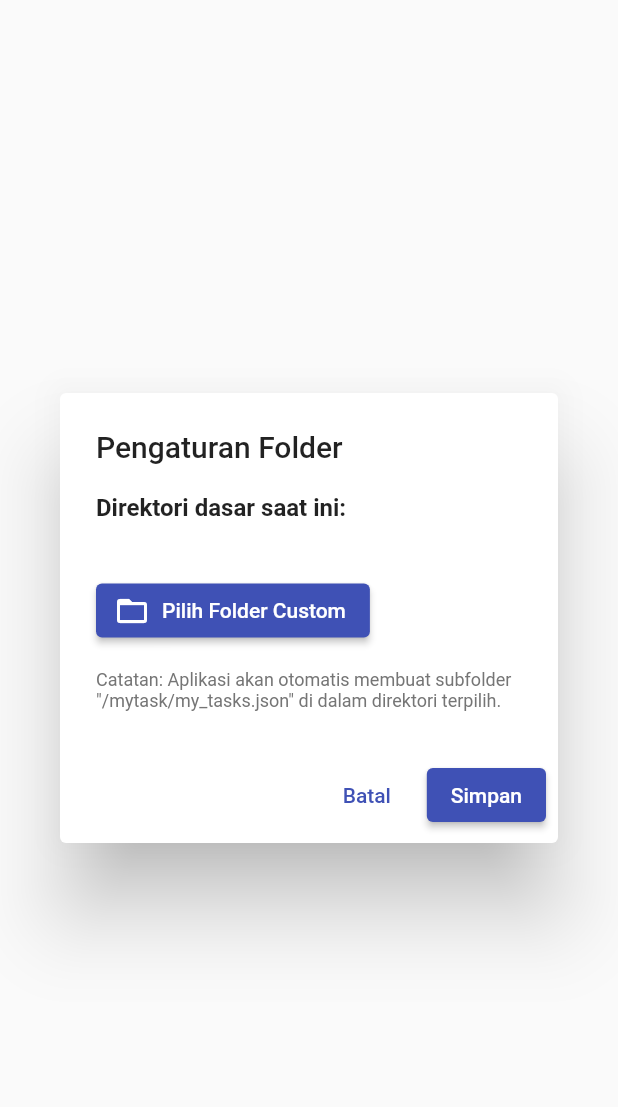
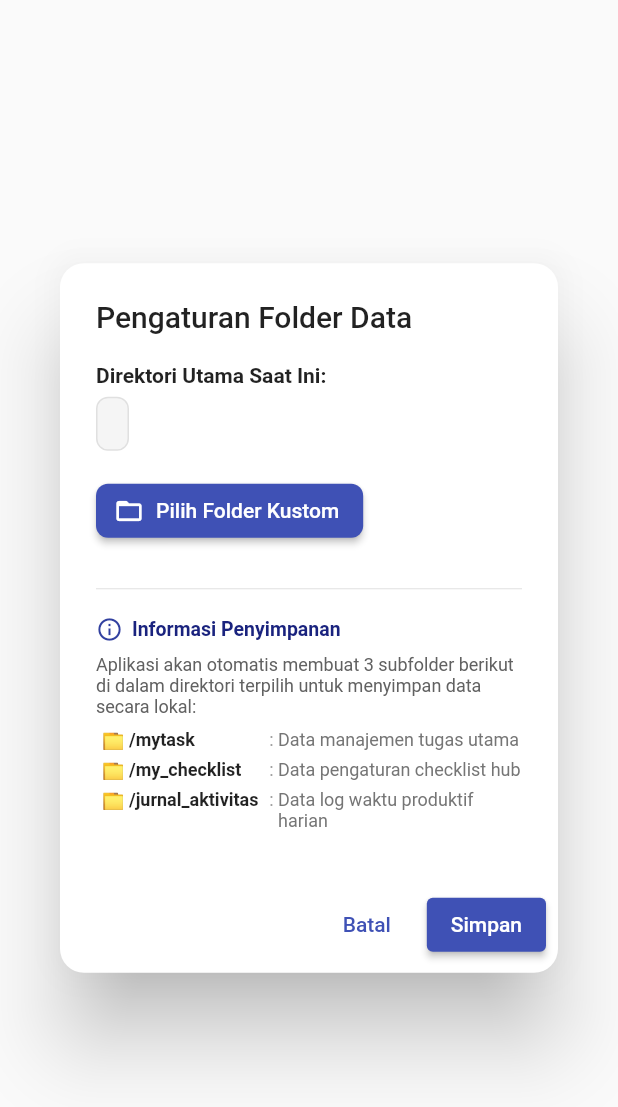
Before and after one commit to Greenson22/Rutinitas--My-Task-, a Flutter app: the SettingsDialog widget shown alone on an empty page, opened directly with empty values, on a phone screen of 412 x 824 dp. Shown: the top 1107 px of the screen. Run offline on Flutter 3.47's test engine with Material 3 defaults, Android fonts, the phone set to English and light mode, and no system bars; our stand-ins replace file_picker, package_info_plus, shared_preferences; accounts and stored records are empty.

Commit message:
refactor: update deskripsi penyimpanan pada SettingsDialog
Mengganti teks catatan di bagian bawah SettingsDialog menjadi daftar informatif yang merinci pembuatan tiga subfolder otomatis (/mytask, /my_checklist, dan /jurnal_aktivitas).

Meningkatkan keterbacaan antarmuka dengan menambahkan helper widget untuk menampilkan daftar folder secara rapi dan memperjelas lokasi penyimpanan data lokal aplikasi kepada pengguna.

```diff
--- a/lib/features/task_master/presentation/widgets/settings_dialog.dart
+++ b/lib/features/task_master/presentation/widgets/settings_dialog.dart
@@ -1,5 +1,7 @@
+// lib/features/task_master/presentation/widgets/settings_dialog.dart
+
 import 'package:flutter/material.dart';
-import 'package:file_picker/file_picker.dart'; // Import package baru
+import 'package:file_picker/file_picker.dart';
 
 class SettingsDialog extends StatefulWidget {
   final String currentBaseDir;
@@ -24,7 +26,6 @@ class _SettingsDialogState extends State<SettingsDialog> {
     _tempSelection = widget.currentBaseDir;
   }
 
-  // Fungsi untuk membuka file picker khusus folder
   Future<void> _pickDirectory() async {
     String? selectedDirectory = await FilePicker.getDirectoryPath();
 
@@ -38,33 +39,82 @@ class _SettingsDialogState extends State<SettingsDialog> {
   @override
   Widget build(BuildContext context) {
     return AlertDialog(
-      title: const Text('Pengaturan Folder'),
-      content: Column(
+      shape: RoundedRectangleBorder(borderRadius: BorderRadius.circular(16)),
+      title: const Text('Pengaturan Folder Data'),
+      content: SingleChildScrollView(
+        child: Column(
           mainAxisSize: MainAxisSize.min,
           crossAxisAlignment: CrossAxisAlignment.start,
           children: [
             const Text(
-            'Direktori dasar saat ini:',
-            style: TextStyle(fontWeight: FontWeight.bold),
+              'Direktori Utama Saat Ini:',
+              style: TextStyle(fontWeight: FontWeight.bold, fontSize: 14),
             ),
-          const SizedBox(height: 5),
-          Text(
+            const SizedBox(height: 6),
+            Container(
+              padding: const EdgeInsets.all(10),
+              decoration: BoxDecoration(
+                color: Colors.grey[100],
+                borderRadius: BorderRadius.circular(8),
+                border: Border.all(color: Colors.grey.shade300),
+              ),
+              child: Text(
                 _tempSelection,
-            style: const TextStyle(color: Colors.blueGrey, fontSize: 13),
+                style: const TextStyle(
+                  color: Colors.blueGrey,
+                  fontSize: 12,
+                  fontFamily: 'monospace',
                 ),
-          const SizedBox(height: 15),
+              ),
+            ),
+            const SizedBox(height: 16),
             ElevatedButton.icon(
               onPressed: _pickDirectory,
-            icon: const Icon(Icons.folder_open),
-            label: const Text('Pilih Folder Custom'),
-            style: ElevatedButton.styleFrom(backgroundColor: Colors.indigo),
+              icon: const Icon(Icons.folder_open, size: 20),
+              label: const Text('Pilih Folder Kustom'),
+              style: ElevatedButton.styleFrom(
+                backgroundColor: Colors.indigo,
+                shape: RoundedRectangleBorder(
+                  borderRadius: BorderRadius.circular(8),
                 ),
-          const SizedBox(height: 15),
+              ),
+            ),
+            const SizedBox(height: 20),
+            const Divider(),
+            const SizedBox(height: 10),
+
+            // === PERBAIKAN TEKS CATATAN INFORMASI FOLDER ===
+            Row(
+              children: [
+                Icon(Icons.info_outline, color: Colors.indigo[700], size: 18),
+                const SizedBox(width: 6),
                 Text(
-            'Catatan: Aplikasi akan otomatis membuat subfolder "/mytask/my_tasks.json" di dalam direktori terpilih.',
-            style: TextStyle(color: Colors.grey[600], fontSize: 12),
+                  'Informasi Penyimpanan',
+                  style: TextStyle(
+                    fontWeight: FontWeight.bold,
+                    color: Colors.indigo[900],
+                    fontSize: 13,
+                  ),
                 ),
               ],
+            ),
+            const SizedBox(height: 8),
+            Text(
+              'Aplikasi akan otomatis membuat 3 subfolder berikut di dalam direktori terpilih untuk menyimpan data secara lokal:',
+              style: TextStyle(color: Colors.grey[700], fontSize: 12),
+            ),
+            const SizedBox(height: 8),
+            _buildFolderInfoItem('📁 /mytask', 'Data manajemen tugas utama'),
+            _buildFolderInfoItem(
+              '📁 /my_checklist',
+              'Data pengaturan checklist hub',
+            ),
+            _buildFolderInfoItem(
+              '📁 /jurnal_aktivitas',
+              'Data log waktu produktif harian',
+            ),
+          ],
+        ),
       ),
       actions: [
         TextButton(
@@ -76,9 +126,41 @@ class _SettingsDialogState extends State<SettingsDialog> {
             widget.onSave(_tempSelection);
             Navigator.pop(context);
           },
-          child: const Text('Simpan'),
+          style: ElevatedButton.styleFrom(backgroundColor: Colors.indigo),
+          child: const Text('Simpan', style: TextStyle(color: Colors.white)),
         ),
       ],
     );
   }
+
+  // Helper Widget untuk membuat list informasi folder yang rapi
+  Widget _buildFolderInfoItem(String folderName, String description) {
+    return Padding(
+      padding: const EdgeInsets.only(left: 4.0, bottom: 6.0),
+      child: Row(
+        crossAxisAlignment: CrossAxisAlignment.start,
+        children: [
+          Expanded(
+            flex: 4,
+            child: Text(
+              folderName,
+              style: const TextStyle(
+                fontWeight: FontWeight.bold,
+                fontSize: 12,
+                color: Colors.black87,
+              ),
+            ),
+          ),
+          const Text(' : ', style: TextStyle(fontSize: 12, color: Colors.grey)),
+          Expanded(
+            flex: 6,
+            child: Text(
+              description,
+              style: TextStyle(color: Colors.grey[600], fontSize: 12),
+            ),
+          ),
+        ],
+      ),
+    );
   }
+}
```
Lines whose indentation alone changed are shown as unchanged.
